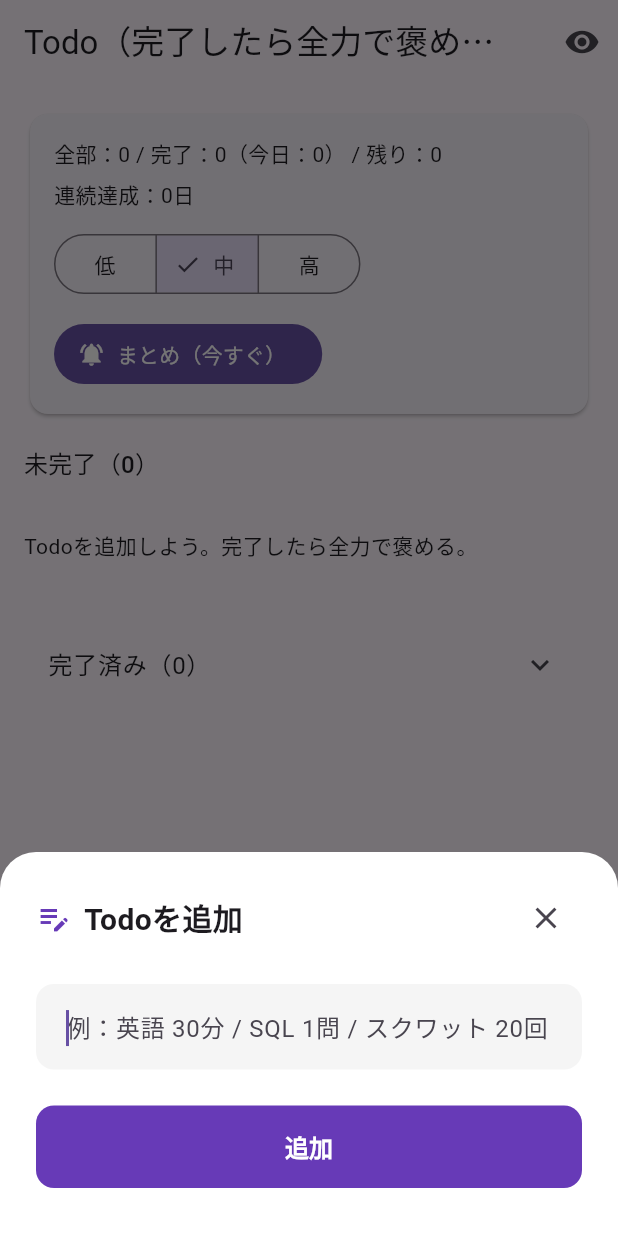
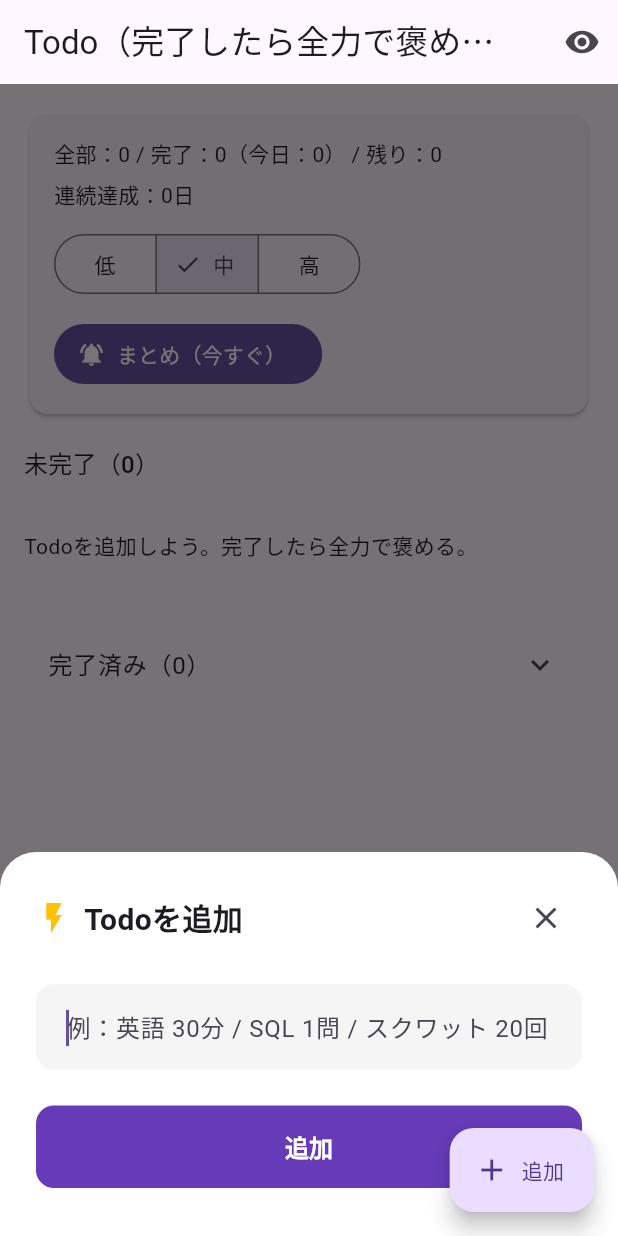
Before and after one commit to tkshagiwara-pandad/praise_todo, a Flutter app: the screen it shows after launch, after a tap on "追加", on a phone screen of 412 x 824 dp. Run offline on Flutter 3.47's test engine with Material 3 defaults, Android fonts, the phone set to English and light mode, and no system bars; our stand-ins replace flutter_local_notifications, flutter_timezone, hive, hive_flutter, timezone; accounts and stored records are empty.

Commit message:
ui: implement inline overlay input to fix mobile Safari focus issues

```diff
--- a/lib/todo_home_page.dart
+++ b/lib/todo_home_page.dart
@@ -29,6 +29,14 @@ class _TodoHomePageState extends State<TodoHomePage> {
 
   bool _hideCompleted = false;
 
+  bool _isInputVisible = false;
+  String _inputTitle = '';
+  String _inputHint = '';
+  String _inputOkText = '';
+  dynamic _inputEditingKey; // null for add, non-null for edit
+  late final TextEditingController _inputController;
+  late final FocusNode _inputFocusNode;
+
   final _rand = Random();
   PraiseLevel _level = PraiseLevel.mid;
 
@@ -37,6 +45,8 @@ class _TodoHomePageState extends State<TodoHomePage> {
     super.initState();
     _todos = Hive.box<TodoItem>(todosBoxName);
     _meta = Hive.box(metaBoxName);
+    _inputController = TextEditingController();
+    _inputFocusNode = FocusNode();
 
     _loadPraiseLevel();
 
@@ -44,6 +54,13 @@ class _TodoHomePageState extends State<TodoHomePage> {
       await _refreshNightlySchedule();
       setState(() {});
     });
+  }
+
+  @override
+  void dispose() {
+    _inputController.dispose();
+    _inputFocusNode.dispose();
+    super.dispose();
   }
 
   // ---- Praise Level (persist) ----
@@ -195,42 +212,65 @@ if (_doneTodayCount == 0) {
   }
 
   // ---- CRUD ----
-  Future<void> _addTodo() async {
-    final text = await _showTextDialog(
-      title: 'Todoを追加',
-      initial: '',
-      hint: '例：英語 30分 / SQL 1問 / スクワット 20回',
-      okText: '追加',
-    );
-    if (text == null) return;
-    final t = text.trim();
-    if (t.isEmpty) return;
+  void _addTodo() {
+    setState(() {
+      _inputTitle = 'Todoを追加';
+      _inputHint = '例：英語 30分 / SQL 1問 / スクワット 20回';
+      _inputOkText = '追加';
+      _inputEditingKey = null;
+      _inputController.text = '';
+      _isInputVisible = true;
+    });
+    // 同期的にフォーカスを要求（重要）
+    _inputFocusNode.requestFocus();
+  }
 
+  void _editTodo(dynamic key, TodoItem item) {
+    setState(() {
+      _inputTitle = 'Todoを編集';
+      _inputHint = 'Todo内容';
+      _inputOkText = '保存';
+      _inputEditingKey = key;
+      _inputController.text = item.title;
+      _isInputVisible = true;
+    });
+    // 同期的にフォーカスを要求（重要）
+    _inputFocusNode.requestFocus();
+  }
+
+  void _hideInput() {
+    setState(() {
+      _isInputVisible = false;
+    });
+    _inputFocusNode.unfocus();
+  }
+
+  Future<void> _submitInput() async {
+    final text = _inputController.text.trim();
+    if (text.isEmpty) {
+      _hideInput();
+      return;
+    }
+
+    if (_inputEditingKey == null) {
+      // Add
       await _todos.add(
         TodoItem(
-        title: t,
+          title: text,
           createdAt: DateTime.now(),
           isDone: false,
           doneAt: null,
         ),
       );
-
-    await _refreshNightlySchedule();
-    setState(() {});
+    } else {
+      // Edit
+      final item = _todos.get(_inputEditingKey);
+      if (item != null) {
+        await _todos.put(_inputEditingKey, item.copyWith(title: text));
+      }
     }
 
-  Future<void> _editTodo(dynamic key, TodoItem item) async {
-    final text = await _showTextDialog(
-      title: 'Todoを編集',
-      initial: item.title,
-      hint: 'Todo内容',
-      okText: '保存',
-    );
-    if (text == null) return;
-    final t = text.trim();
-    if (t.isEmpty) return;
-
-    await _todos.put(key, item.copyWith(title: t));
+    _hideInput();
     await _refreshNightlySchedule();
     setState(() {});
   }
@@ -321,24 +361,7 @@ if (_doneTodayCount == 0) {
     );
   }
 
-  Future<String?> _showTextDialog({
-    required String title,
-    required String initial,
-    required String hint,
-    required String okText,
-  }) async {
-    return showModalBottomSheet<String>(
-      context: context,
-      isScrollControlled: true, // キーボードにかぶらないように制御
-      backgroundColor: Colors.transparent,
-      builder: (_) => _TodoInputDialog(
-        title: title,
-        initial: initial,
-        hint: hint,
-        okText: okText,
-      ),
-    );
-  }
+  // 以前のダイアログ方式は削除
 
   // ---- list helpers（dynamic key）----
   List<MapEntry<dynamic, TodoItem>> _activeItems() {
@@ -389,7 +412,9 @@ if (_doneTodayCount == 0) {
         icon: const Icon(Icons.add),
         label: const Text('追加'),
       ),
-      body: ValueListenableBuilder(
+      body: Stack(
+        children: [
+          ValueListenableBuilder(
             valueListenable: _todos.listenable(),
             builder: (context, Box<TodoItem> box, _) {
               final actives = _activeItems();
@@ -543,78 +568,46 @@ if (_doneTodayCount == 0) {
               );
             },
           ),
+          if (_isInputVisible) _buildInputOverlay(),
+        ],
+      ),
     );
   }
-}
 
-class _TodoInputDialog extends StatefulWidget {
-  final String title;
-  final String initial;
-  final String hint;
-  final String okText;
-
-  const _TodoInputDialog({
-    required this.title,
-    required this.initial,
-    required this.hint,
-    required this.okText,
-  });
-
-  @override
-  State<_TodoInputDialog> createState() => _TodoInputDialogState();
-}
-
-class _TodoInputDialogState extends State<_TodoInputDialog> {
-  late final TextEditingController _controller;
-  late final FocusNode _focusNode;
-
-  @override
-  void initState() {
-    super.initState();
-    _controller = TextEditingController(text: widget.initial);
-    _focusNode = FocusNode();
-
-    // Web/Mobileでキーボードを確実に出すため、開始直後にフォーカス要求
-    _focusNode.requestFocus();
-  }
-
-  @override
-  void dispose() {
-    _controller.dispose();
-    _focusNode.dispose();
-    super.dispose();
-  }
-
-  @override
-  Widget build(BuildContext context) {
-    // コンテンツの高さを制限しつつ、キーボード対応のためにSingleChildScrollViewを使用
-    return Container(
+  Widget _buildInputOverlay() {
+    return Positioned.fill(
+      child: Stack(
+        children: [
+          // 背景（タップで閉じる）
+          GestureDetector(
+            onTap: _hideInput,
+            child: Container(
+              color: Colors.black54,
+            ),
+          ),
+          // 入力部分
+          Align(
+            alignment: Alignment.bottomCenter,
+            child: Container(
               decoration: const BoxDecoration(
                 color: Colors.white,
                 borderRadius: BorderRadius.vertical(top: Radius.circular(24)),
               ),
-      // キーボードの高さ分だけ下を浮かせる
-      padding: EdgeInsets.only(bottom: MediaQuery.of(context).viewInsets.bottom),
-      child: ConstrainedBox(
-        constraints: BoxConstraints(
-          maxHeight: MediaQuery.of(context).size.height * 0.8,
+              padding: EdgeInsets.only(
+                bottom: MediaQuery.of(context).viewInsets.bottom,
               ),
-        child: SingleChildScrollView(
-          child: SafeArea(
-            top: false,
               child: Padding(
                 padding: const EdgeInsets.symmetric(horizontal: 24.0, vertical: 20.0),
                 child: Column(
                   mainAxisSize: MainAxisSize.min,
                   crossAxisAlignment: CrossAxisAlignment.stretch,
                   children: [
-                  // 更新されたことがわかるようにアイコンを追加
                     Row(
                       children: [
-                      const Icon(Icons.edit_note, color: Colors.deepPurple),
+                        const Icon(Icons.flash_on, color: Colors.amber), // アイコンをさらに目立つものに
                         const SizedBox(width: 8),
                         Text(
-                        widget.title,
+                          _inputTitle,
                           style: const TextStyle(
                             fontSize: 20,
                             fontWeight: FontWeight.bold,
@@ -622,21 +615,19 @@ class _TodoInputDialogState extends State<_TodoInputDialog> {
                         ),
                         const Spacer(),
                         IconButton(
-                        onPressed: () => Navigator.pop(context),
+                          onPressed: _hideInput,
                           icon: const Icon(Icons.close),
-                        padding: EdgeInsets.zero,
-                        constraints: const BoxConstraints(),
                         ),
                       ],
                     ),
                     const SizedBox(height: 20),
                     TextField(
-                    controller: _controller,
-                    focusNode: _focusNode,
+                      controller: _inputController,
+                      focusNode: _inputFocusNode,
                       autofocus: true,
                       style: const TextStyle(fontSize: 16),
                       decoration: InputDecoration(
-                      hintText: widget.hint,
+                        hintText: _inputHint,
                         fillColor: Colors.grey[100],
                         filled: true,
                         border: OutlineInputBorder(
@@ -647,19 +638,11 @@ class _TodoInputDialogState extends State<_TodoInputDialog> {
                       ),
                       maxLines: 4,
                       minLines: 1,
-                    onSubmitted: (_) {
-                      if (_controller.text.isNotEmpty) {
-                        Navigator.pop(context, _controller.text);
-                      }
-                    },
+                      onSubmitted: (_) => _submitInput(),
                     ),
                     const SizedBox(height: 24),
                     FilledButton(
-                    onPressed: () {
-                      if (_controller.text.isNotEmpty) {
-                        Navigator.pop(context, _controller.text);
-                      }
-                    },
+                      onPressed: _submitInput,
                       style: FilledButton.styleFrom(
                         padding: const EdgeInsets.symmetric(vertical: 16),
                         backgroundColor: Colors.deepPurple,
@@ -668,7 +651,7 @@ class _TodoInputDialogState extends State<_TodoInputDialog> {
                         ),
                       ),
                       child: Text(
-                      widget.okText,
+                        _inputOkText,
                         style: const TextStyle(
                           fontSize: 16,
                           fontWeight: FontWeight.bold,
@@ -682,7 +665,10 @@ class _TodoInputDialogState extends State<_TodoInputDialog> {
               ),
             ),
           ),
+        ],
       ),
     );
   }
 }
+
+// _TodoInputDialog は不要になったので削除
```
Lines whose indentation alone changed are shown as unchanged.
